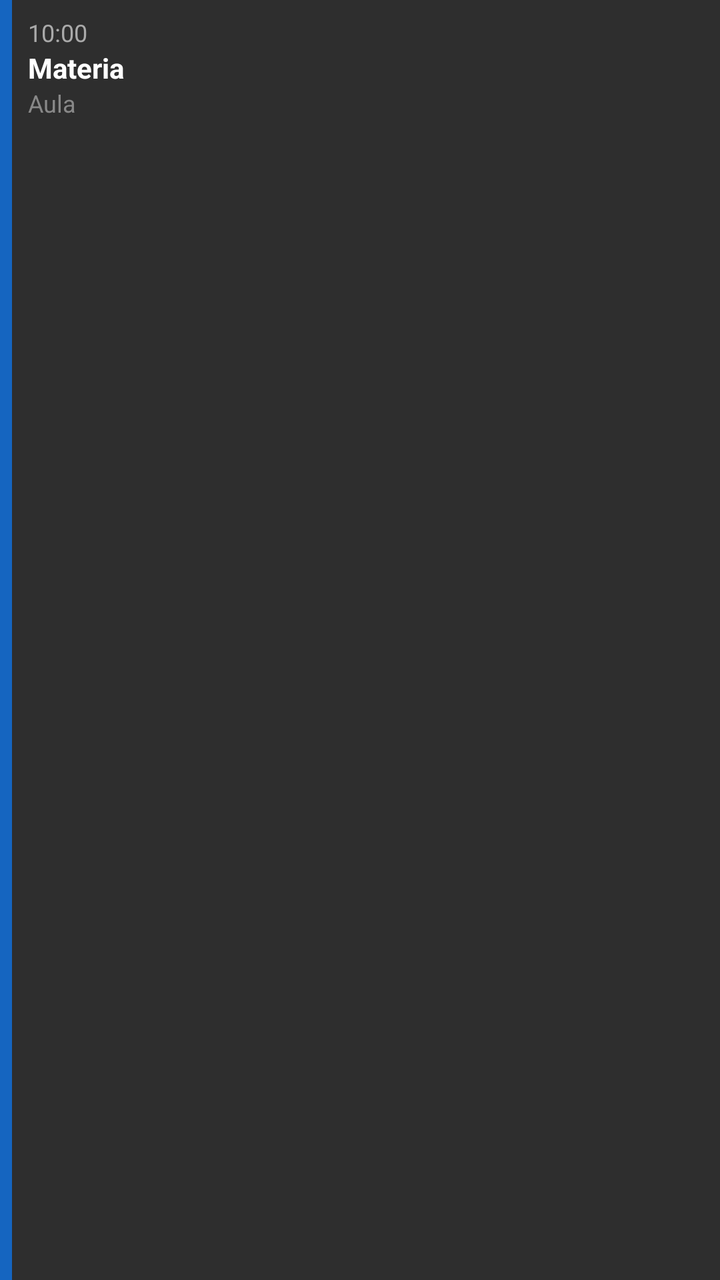
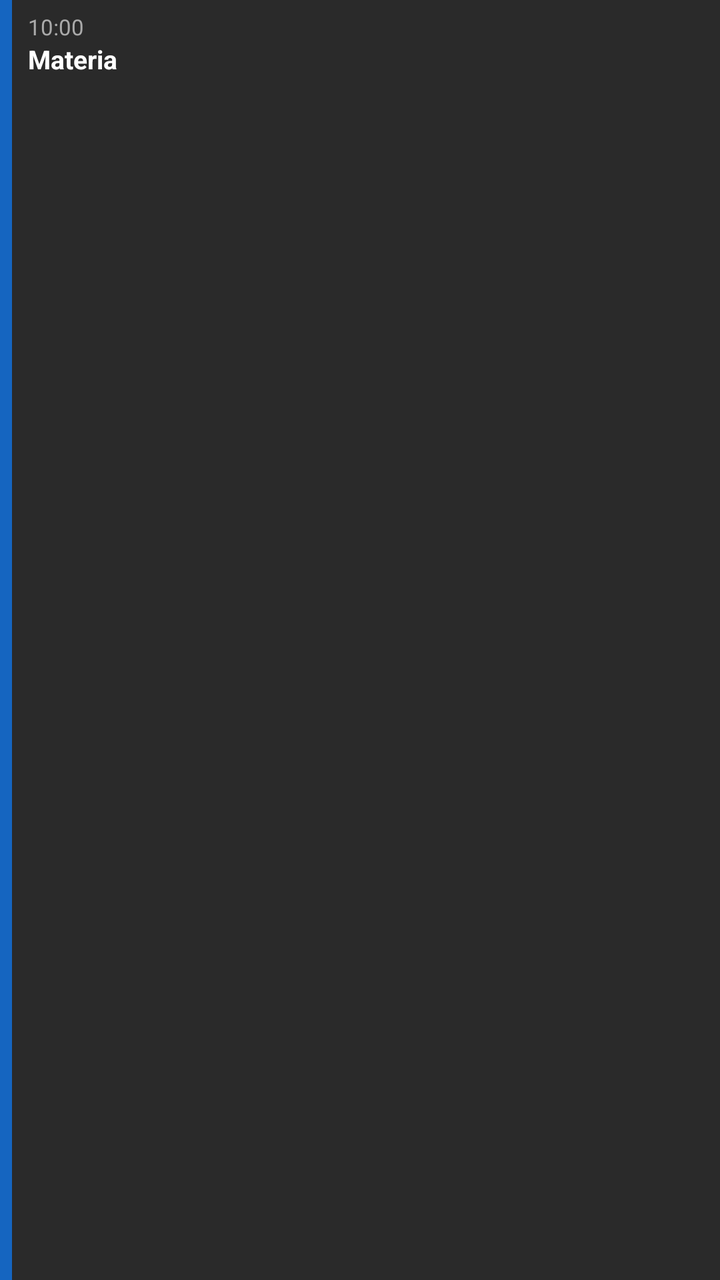

An Android layout rendered at two revisions. The XML below is the earlier revision; the diff shows what the commit changed to produce the second picture.
<!-- AndroidManifest.xml: fallback theme Theme.MaterialComponents.DayNight.NoActionBar -->
<!-- res/layout/widget_class_item.xml -->
<?xml version="1.0" encoding="utf-8"?>
<LinearLayout xmlns:android="http://schemas.android.com/apk/res/android"
    android:layout_width="match_parent"
    android:layout_height="wrap_content"
    android:orientation="horizontal"
    android:background="#2E2E2E">

    <ImageView
        android:id="@+id/item_color"
        android:layout_width="6dp"
        android:layout_height="match_parent"
        android:background="#1565C0" />

    <LinearLayout
        android:layout_width="match_parent"
        android:layout_height="wrap_content"
        android:orientation="vertical"
        android:padding="8dp">

        <TextView
            android:id="@+id/item_time"
            android:layout_width="wrap_content"
            android:layout_height="wrap_content"
            android:textColor="#AAAAAA"
            android:textSize="12sp"
            android:text="10:00" />
            
        <TextView
            android:id="@+id/item_subject"
            android:layout_width="wrap_content"
            android:layout_height="wrap_content"
            android:textColor="#FFFFFF"
            android:textSize="14sp"
            android:textStyle="bold"
            android:text="Materia" />

        <TextView
            android:id="@+id/item_room"
            android:layout_width="wrap_content"
            android:layout_height="wrap_content"
            android:textColor="#888888"
            android:textSize="12sp"
            android:text="Aula" />
            
    </LinearLayout>
</LinearLayout>
<!-- resources referenced by this layout -->
<resources>

</resources>

<!-- the commit's change to res/layout/widget_class_item.xml (unified diff, before → after) -->
@@ -3,34 +3,39 @@
     android:layout_width="match_parent"
     android:layout_height="wrap_content"
     android:orientation="horizontal"
-    android:background="#2E2E2E">
+    android:background="#2A2A2A"
+    android:layout_marginBottom="4dp">
 
-    <ImageView
-        android:id="@+id/item_color"
+    <TextView
+        android:id="@+id/item_color_bar"
         android:layout_width="6dp"
         android:layout_height="match_parent"
+        android:text=""
         android:background="#1565C0" />
 
     <LinearLayout
         android:layout_width="match_parent"
         android:layout_height="wrap_content"
         android:orientation="vertical"
-        android:padding="8dp">
+        android:paddingLeft="8dp"
+        android:paddingTop="6dp"
+        android:paddingRight="8dp"
+        android:paddingBottom="6dp">
 
         <TextView
             android:id="@+id/item_time"
             android:layout_width="wrap_content"
             android:layout_height="wrap_content"
             android:textColor="#AAAAAA"
-            android:textSize="12sp"
+            android:textSize="11sp"
             android:text="10:00" />
-            
+
         <TextView
             android:id="@+id/item_subject"
             android:layout_width="wrap_content"
             android:layout_height="wrap_content"
             android:textColor="#FFFFFF"
-            android:textSize="14sp"
+            android:textSize="13sp"
             android:textStyle="bold"
             android:text="Materia" />
 
@@ -39,8 +44,8 @@
             android:layout_width="wrap_content"
             android:layout_height="wrap_content"
             android:textColor="#888888"
-            android:textSize="12sp"
-            android:text="Aula" />
-            
+            android:textSize="11sp"
+            android:text="" />
+
     </LinearLayout>
 </LinearLayout>
